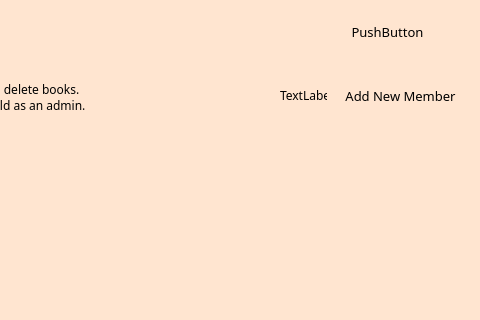
First picture: the form in LibraryInformationSystem/adminmembercatalogue.ui, repository janelle-lr/CS106LibraryInformationSystem, before the edit; both pictures show x 800 to 1280 and y 0 to 320 of the 1280 by 640 pixel window.
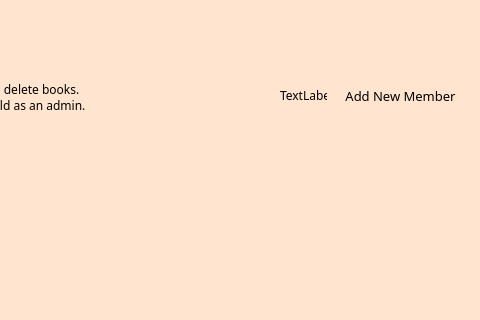
Second picture: the form after the edit. Icons and pictures are not drawn.

```diff
--- a/LibraryInformationSystem/adminmembercatalogue.ui
+++ b/LibraryInformationSystem/adminmembercatalogue.ui
@@ -98,19 +98,6 @@
      </layout>
     </widget>
    </widget>
-   <widget class="QPushButton" name="pushButton">
-    <property name="geometry">
-     <rect>
-      <x>1150</x>
-      <y>20</y>
-      <width>75</width>
-      <height>23</height>
-     </rect>
-    </property>
-    <property name="text">
-     <string>PushButton</string>
-    </property>
-   </widget>
    <widget class="QWidget" name="layoutWidget">
     <property name="geometry">
      <rect>
```
